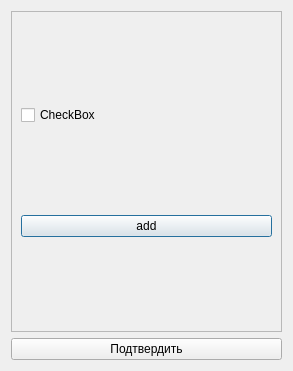
First picture: the form in categorieswin.ui, repository grigorenkokoko/memebox, before the edit.
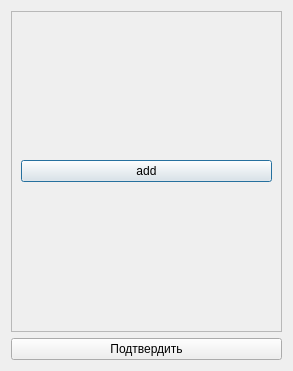
Second picture: the form after the edit.

The edit to the form file:
```diff
--- a/categorieswin.ui
+++ b/categorieswin.ui
@@ -30,15 +30,7 @@
       </property>
       <layout class="QVBoxLayout" name="verticalLayout_3">
        <item>
-        <layout class="QVBoxLayout" name="verticalLayout_2">
-         <item>
-          <widget class="QCheckBox" name="checkBox">
-           <property name="text">
-            <string>CheckBox</string>
-           </property>
-          </widget>
-         </item>
-        </layout>
+        <layout class="QVBoxLayout" name="verticalLayout_2"/>
        </item>
        <item>
         <widget class="QPushButton" name="pushButton_2">
```
Left out of the diff: 2 changed lines with no effect on the pictures.
